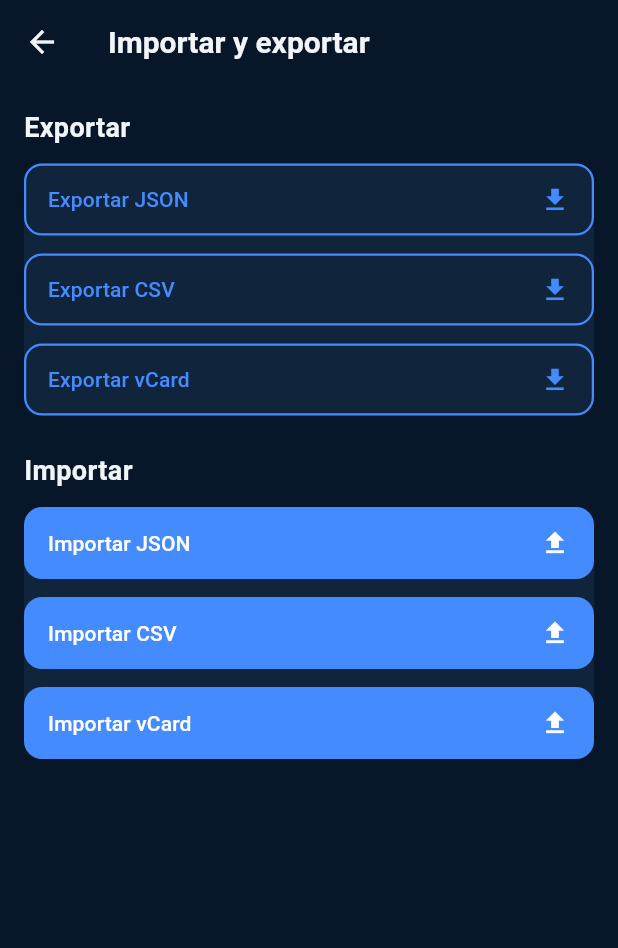
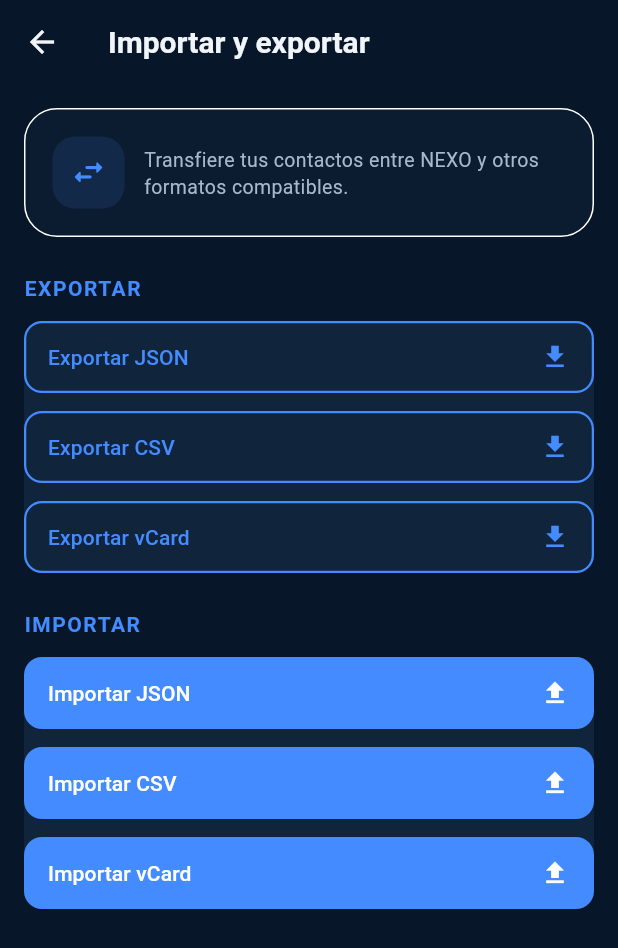
Before and after one commit to Ocelote9547/Nexo-dev, a Flutter app: the ImportExportScreen screen opened directly, on a phone screen of 412 x 824 dp. Shown: the top 948 px of the screen. Run offline on Flutter 3.47's test engine with Material 3 defaults, Android fonts, the phone set to English and light mode, and no system bars; our stand-ins replace drift, file_picker, flutter_contacts, flutter_local_notifications, flutter_riverpod, flutter_secure_storage and 4 more; accounts and stored records are empty; generated files the repository leaves out were written again.

Commit message:
Polish import/export screen hierarchy and introduction

```diff
--- a/lib/features/import_export/presentation/screens/import_export_screen.dart
+++ b/lib/features/import_export/presentation/screens/import_export_screen.dart
@@ -197,7 +197,41 @@ class _ImportExportScreenState extends ConsumerState<ImportExportScreen> {
       body: ListView(
         padding: const EdgeInsets.all(NexoDesignSpacing.lg),
         children: [
-          Text('Exportar', style: NexoDesignTypography.titleLarge),
+          Container(
+            padding: const EdgeInsets.all(18),
+            decoration: BoxDecoration(
+              color: Theme.of(context).colorScheme.surfaceContainerLow,
+              borderRadius: BorderRadius.circular(22),
+              border: Border.all(color: Theme.of(context).colorScheme.outlineVariant),
+            ),
+            child: Row(
+              children: [
+                Container(
+                  width: 48,
+                  height: 48,
+                  decoration: BoxDecoration(
+                    color: Theme.of(context).colorScheme.primary.withValues(alpha: 0.12),
+                    borderRadius: BorderRadius.circular(15),
+                  ),
+                  child: Icon(Icons.swap_horiz_rounded,
+                    color: Theme.of(context).colorScheme.primary, size: 25),
+                ),
+                const SizedBox(width: 13),
+                Expanded(
+                  child: Text(
+                    'Transfiere tus contactos entre NEXO y otros formatos compatibles.',
+                    style: Theme.of(context).textTheme.bodyMedium,
+                  ),
+                ),
+              ],
+            ),
+          ),
+          const SizedBox(height: NexoDesignSpacing.xl),
+          Text('EXPORTAR',
+            style: Theme.of(context).textTheme.labelLarge?.copyWith(
+              color: Theme.of(context).colorScheme.primary,
+              fontWeight: FontWeight.w700,
+              letterSpacing: 1.0)),
           const SizedBox(height: NexoDesignSpacing.md),
           NexoCard(
             child: Column(
@@ -241,7 +275,11 @@ class _ImportExportScreenState extends ConsumerState<ImportExportScreen> {
             ),
           ),
           const SizedBox(height: NexoDesignSpacing.xl),
-          Text('Importar', style: NexoDesignTypography.titleLarge),
+          Text('IMPORTAR',
+            style: Theme.of(context).textTheme.labelLarge?.copyWith(
+              color: Theme.of(context).colorScheme.primary,
+              fontWeight: FontWeight.w700,
+              letterSpacing: 1.0)),
           const SizedBox(height: NexoDesignSpacing.md),
           NexoCard(
             child: Column(
```
